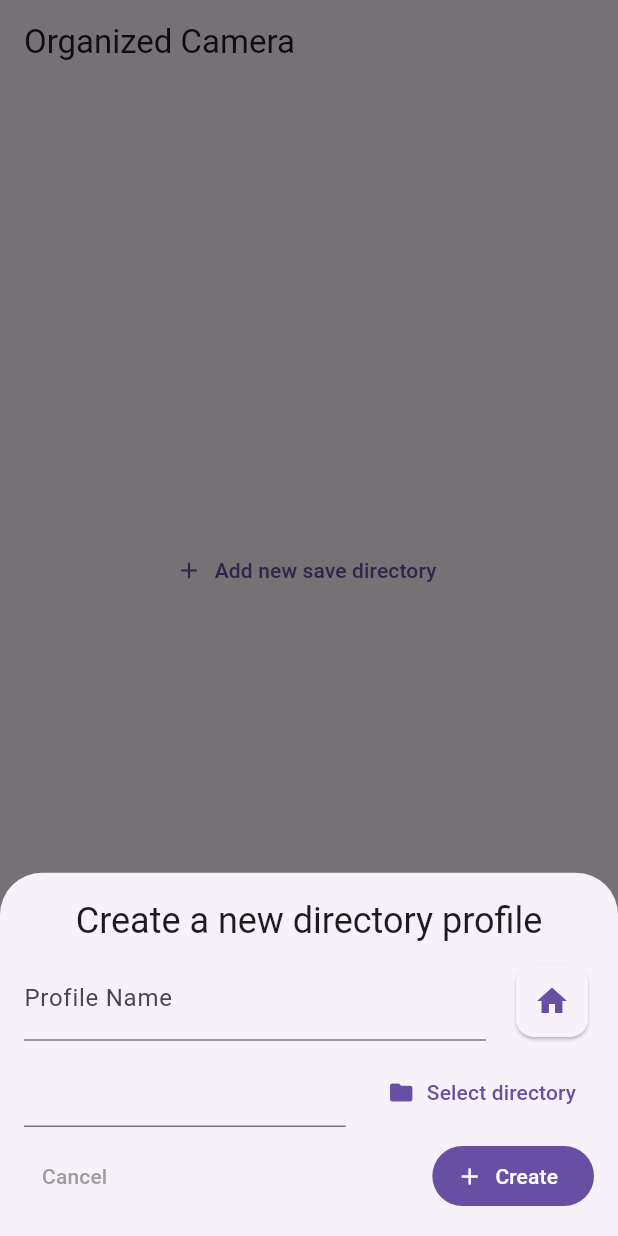
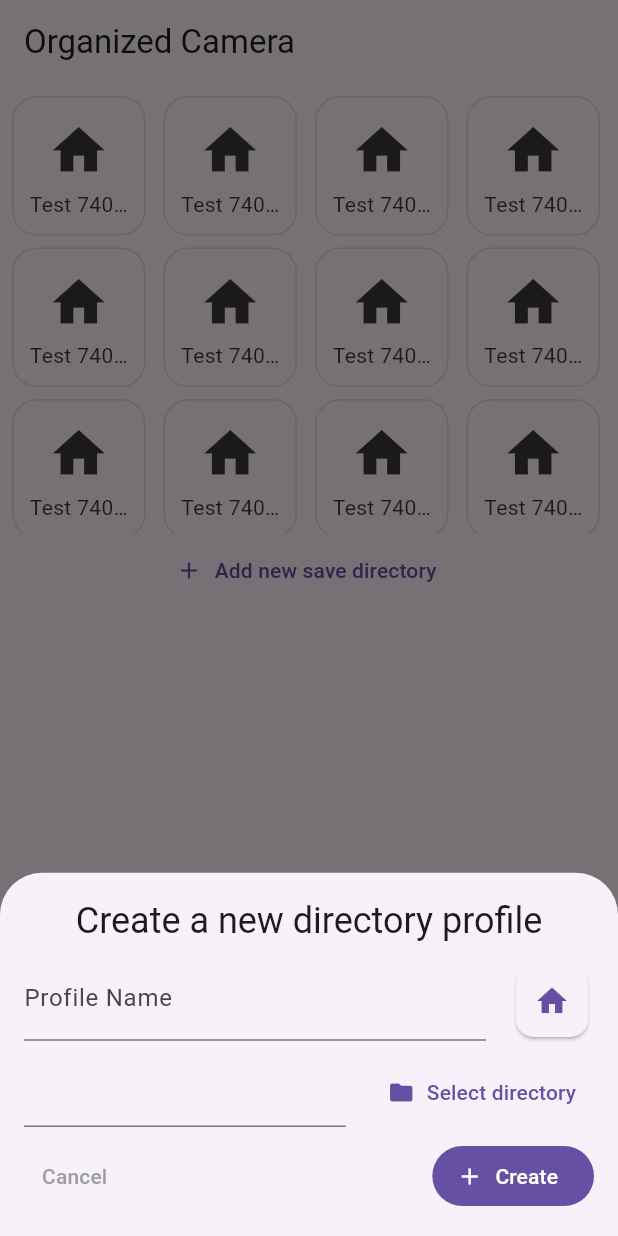
Before and after one commit to AndreXi/organized_camera, a Flutter app: the screen it shows after launch, after a tap on "Add new save directory", on a phone screen of 412 x 824 dp. Run offline on Flutter 3.47's test engine with Material 2 defaults, Android fonts, the phone set to English and light mode, and no system bars; our stand-ins replace file_picker, hive, hive_flutter; accounts and stored records are empty; generated files the repository leaves out were written again.

Commit message:
feat: Profile selector

```diff
--- a/lib/main.dart
+++ b/lib/main.dart
@@ -1,3 +1,5 @@
+import 'dart:math';
+
 import 'package:flutter/material.dart';
 
 import 'package:hive_flutter/hive_flutter.dart';
@@ -24,7 +26,37 @@ void main() async {
       await Hive.openBox<SavedDirectory>("saved_directories");
 
   // Clear box
-  directoriesBox.clear();
+  await directoriesBox.clear();
+
+  // Add test data TODO: remove
+  final testDirectories = [
+    SavedDirectory(
+        directory: "/sample", name: 'Test ${Random().nextInt(0xFFFFFF)}'),
+    SavedDirectory(
+        directory: "/sample", name: 'Test ${Random().nextInt(0xFFFFFF)}'),
+    SavedDirectory(
+        directory: "/sample", name: 'Test ${Random().nextInt(0xFFFFFF)}'),
+    SavedDirectory(
+        directory: "/sample", name: 'Test ${Random().nextInt(0xFFFFFF)}'),
+    SavedDirectory(
+        directory: "/sample", name: 'Test ${Random().nextInt(0xFFFFFF)}'),
+    SavedDirectory(
+        directory: "/sample", name: 'Test ${Random().nextInt(0xFFFFFF)}'),
+    SavedDirectory(
+        directory: "/sample", name: 'Test ${Random().nextInt(0xFFFFFF)}'),
+    SavedDirectory(
+        directory: "/sample", name: 'Test ${Random().nextInt(0xFFFFFF)}'),
+    SavedDirectory(
+        directory: "/sample", name: 'Test ${Random().nextInt(0xFFFFFF)}'),
+    SavedDirectory(
+        directory: "/sample", name: 'Test ${Random().nextInt(0xFFFFFF)}'),
+    SavedDirectory(
+        directory: "/sample", name: 'Test ${Random().nextInt(0xFFFFFF)}'),
+    SavedDirectory(
+        directory: "/sample", name: 'Test ${Random().nextInt(0xFFFFFF)}'),
+  ];
+
+  directoriesBox.addAll(testDirectories);
 
   // Run the app and pass in the SettingsController. The app listens to the
   // SettingsController for changes, then passes it further down to the
--- a/lib/src/widgets/saved_directory_list/saved_directory_list.dart
+++ b/lib/src/widgets/saved_directory_list/saved_directory_list.dart
@@ -4,8 +4,17 @@ import 'package:organized_camera/src/models/saved_directory/saved_directory.dart
 import 'package:organized_camera/src/services/saved_directory_data.dart';
 import 'package:organized_camera/src/widgets/saved_directory_list/saved_directory_tile.dart';
 
-class SavedDirectoryList extends StatelessWidget {
+const int nColumns = 4;
+
+class SavedDirectoryList extends StatefulWidget {
   const SavedDirectoryList({super.key});
+
+  @override
+  State<SavedDirectoryList> createState() => _SavedDirectoryListState();
+}
+
+class _SavedDirectoryListState extends State<SavedDirectoryList> {
+  int? selectedIndex;
 
   @override
   Widget build(BuildContext context) {
@@ -14,19 +23,38 @@ class SavedDirectoryList extends StatelessWidget {
             Hive.box<SavedDirectory>("saved_directories").listenable(),
         builder: (context, Box<SavedDirectory> box, _) {
           final directoriesMap = SavedDirectoryData().getAllMap();
+
           final List<SavedDirectoryTile> directoryCards = [];
-
           directoriesMap
               .forEach((key, value) => directoryCards.add(SavedDirectoryTile(
                     directory: value,
                     index: key,
                   )));
 
+          final cardStates = List.filled(directoryCards.length, false);
+          if (selectedIndex != null) {
+            cardStates[selectedIndex!] = true;
+          }
+
           return SizedBox(
             height: 300,
             child: GridView.count(
-              crossAxisCount: 4,
-              children: directoryCards,
+              padding: const EdgeInsets.all(8.0),
+              mainAxisSpacing: 8.0,
+              crossAxisSpacing: 8.0,
+              crossAxisCount: nColumns,
+              children: directoryCards.asMap().entries.map((card) {
+                return ToggleButtons(
+                  fillColor: Theme.of(context).primaryColor,
+                  selectedColor: Colors.white,
+                  borderRadius: BorderRadius.circular(16.0),
+                  isSelected: [cardStates[card.key]],
+                  onPressed: (_) => setState(() {
+                    selectedIndex = card.key;
+                  }),
+                  children: [card.value],
+                );
+              }).toList(),
             ),
           );
         });
--- a/lib/src/widgets/saved_directory_list/saved_directory_tile.dart
+++ b/lib/src/widgets/saved_directory_list/saved_directory_tile.dart
@@ -1,5 +1,6 @@
 import 'package:flutter/material.dart';
 import 'package:organized_camera/src/models/saved_directory/saved_directory.dart';
+import 'package:organized_camera/src/widgets/saved_directory_list/saved_directory_list.dart';
 
 class SavedDirectoryTile extends StatelessWidget {
   const SavedDirectoryTile(
@@ -10,35 +11,30 @@ class SavedDirectoryTile extends StatelessWidget {
 
   @override
   Widget build(BuildContext context) {
-    return GridTile(
-        child: Card(
-      // color: Theme.of(context).colorScheme.surfaceVariant,
-      clipBehavior: Clip.hardEdge,
-      child: InkWell(
-        // splashColor: Theme.of(context).colorScheme.primary,
-        onTap: () {
-          debugPrint('Card tapped.');
-        },
-        child: Padding(
+    return Container(
+      // clipBehavior: Clip.hardEdge,
+      // decoration: BoxDecoration(color: Colors.lightGreenAccent),
       padding: const EdgeInsets.all(8.0),
+      constraints: BoxConstraints(
+          maxWidth: MediaQuery.of(context).size.width / nColumns - 16.0,
+          maxHeight: MediaQuery.of(context).size.width / nColumns - 16.0),
       child: Column(
         children: [
           const Spacer(),
           Icon(
             IconData(directory.iconId, fontFamily: 'MaterialIcons'),
             size: 42,
-                color: Theme.of(context).colorScheme.primary,
+            // color: Theme.of(context).colorScheme.primary,
           ),
           const Spacer(),
           Text(
             directory.name,
             overflow: TextOverflow.ellipsis,
+            textAlign: TextAlign.center,
             maxLines: 1,
           )
         ],
       ),
-        ),
-      ),
-    ));
+    );
   }
 }
```
Lines whose indentation alone changed are shown as unchanged.
